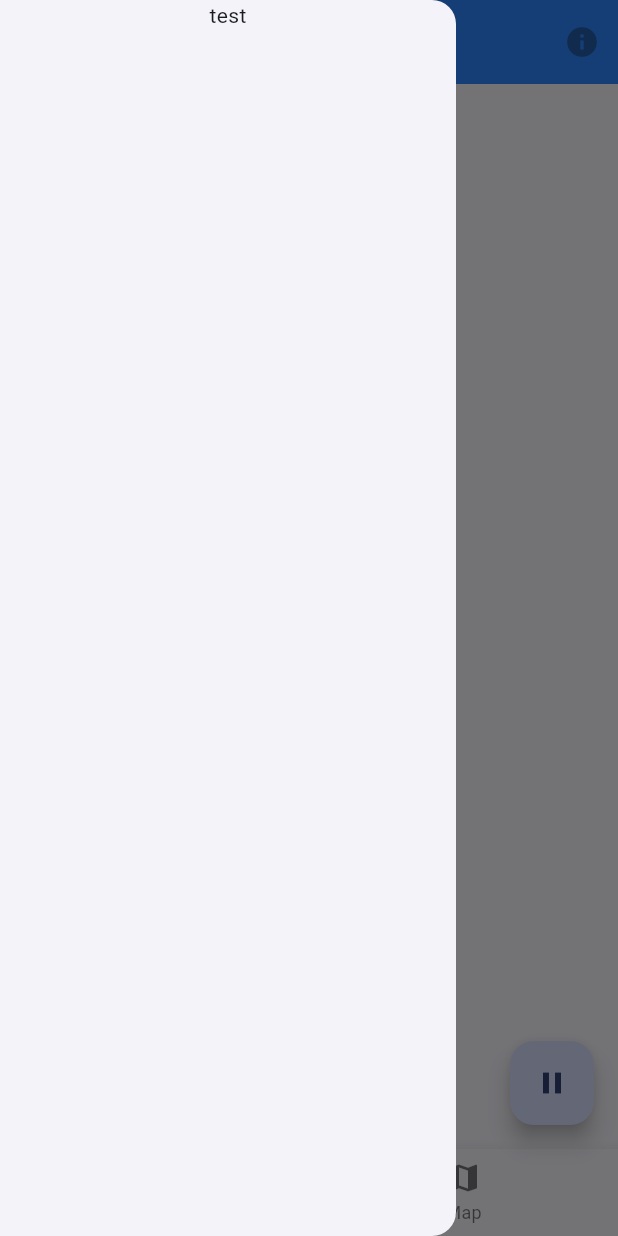
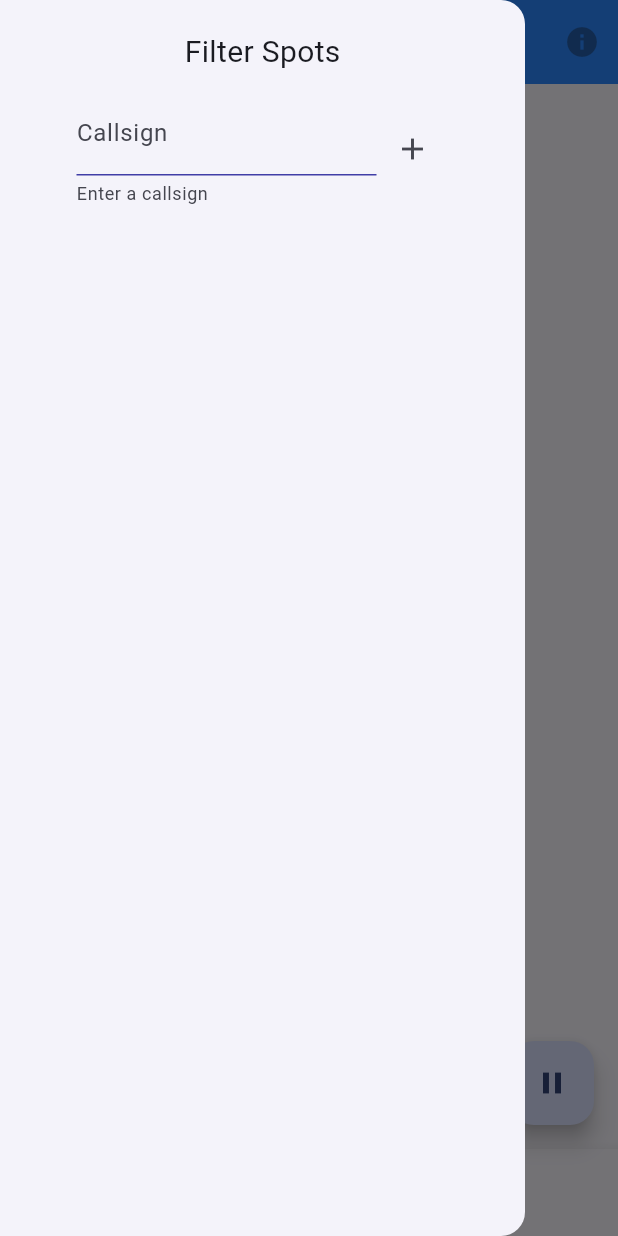
Before and after one commit to N1BRI/spotwatch, a Flutter app: the MobileView screen opened directly, after a tap on the "filter alt" icon, on a phone screen of 412 x 824 dp. Run offline on Flutter 3.47's test engine with Material 3 defaults, Android fonts, the light colour scheme and no system bars; our stand-ins replace connectivity_plus, flutter_map, geolocator, get_it, latlong2; missing offline and left inert: gridlocator, reverse_beacon.

Commit message:
started work on filters -- callsign starting to work -- bugs need to be shaken out

```diff
--- a/lib/contracts/map_service.dart
+++ b/lib/contracts/map_service.dart
@@ -10,4 +10,6 @@ abstract class MapService extends ChangeNotifier with Loadable {
   MapPosition getPosition();
   void setPosition(MapPosition position);
   double? getSpotDistanceMeters(Spot spottedCall);
+  void setShowBeacons(bool status);
+  bool getShowBeacons();
 }
--- a/lib/contracts/reverse_beacon_service.dart
+++ b/lib/contracts/reverse_beacon_service.dart
@@ -6,6 +6,7 @@ abstract class ReverseBeaconService extends ChangeNotifier {
   Spot? getSpot(int index);
   void addSpot(Spot spot);
   void removeSpot(Spot spot);
+  void flushSpots();
   void addFilter(Filter filter);
   void removeFilter(Filter filter);
   int getSpotCount();
@@ -14,6 +15,7 @@ abstract class ReverseBeaconService extends ChangeNotifier {
   void resume();
   void cancel();
   List<Spot> getSpots();
+  List<Filter> getFilters({FilterType? filterType});
   bool isLoading();
   void setLoadingState(bool isLoading);
   bool? isStreamPaused();
--- a/lib/models/filter.dart
+++ b/lib/models/filter.dart
@@ -3,6 +3,18 @@ import 'package:reverse_beacon/reverse_beacon.dart';
 class Filter {
   final bool Function(Spot) on;
   final String label;
+  final FilterType type;
 
-  Filter({required this.label, required this.on});
+  Filter({required this.label, required this.on, required this.type});
+
+  static Filter fromCallsign(String callsign) {
+    return Filter(
+        label: callsign,
+        on: (c) {
+          return c.spottedCall.toUpperCase() == callsign.toUpperCase();
+        },
+        type: FilterType.callsign);
+  }
 }
+
+enum FilterType { callsign, band, mode, geographic }
--- a/lib/services/reverse_beacon_service_impl.dart
+++ b/lib/services/reverse_beacon_service_impl.dart
@@ -10,8 +10,8 @@ class ReverseBeaconServiceImpl extends ChangeNotifier
     with Loadable
     implements ReverseBeaconService {
   final ReverseBeacon reverseBeacon;
-  final List<Spot> _spots = [];
-  final List<Filter> filters = [];
+  List<Spot> _spots = [];
+  final List<Filter> _filters = [];
   final int rollingSpotCount;
   String? _callsign;
   StreamSubscription<Spot>? _subscription;
@@ -21,14 +21,14 @@ class ReverseBeaconServiceImpl extends ChangeNotifier
 
   @override
   void addSpot(Spot spot) {
-    if (filters.isEmpty) {
+    if (_filters.isEmpty) {
       _spots.add(spot);
       notifyListeners();
       if (_spots.length == rollingSpotCount) {
         removeSpot(_spots.removeAt(0));
       }
     } else {
-      for (var filter in filters) {
+      for (var filter in _filters) {
         if (filter.on(spot) && !_spots.contains(spot)) {
           _spots.add(spot);
           notifyListeners();
@@ -48,18 +48,30 @@ class ReverseBeaconServiceImpl extends ChangeNotifier
 
   @override
   void addFilter(Filter filter) {
-    if (!filters.contains(filter)) {
-      filters.add(filter);
-      notifyListeners();
+    List<Spot> filteredSpots = [];
+    if (!_filters.contains(filter)) {
+      _filters.add(filter);
     }
+    for (var f = 0; f < _filters.length; f++) {
+      for (var s = 0; s < _spots.length; s++) {
+        if (_filters[f].on(_spots[s])) {
+          filteredSpots.add(_spots[s]);
+        }
+      }
+    }
+    _spots = filteredSpots;
+    notifyListeners();
   }
 
   @override
   void removeFilter(Filter filter) {
-    if (!filters.contains(filter)) {
-      filters.remove(filter);
-      notifyListeners();
+    if (_filters.contains(filter)) {
+      _filters.remove(filter);
     }
+    _spots.removeWhere((s) {
+      return filter.on(s);
+    });
+    notifyListeners();
   }
 
   @override
@@ -69,12 +81,13 @@ class ReverseBeaconServiceImpl extends ChangeNotifier
     try {
       await reverseBeacon.connect(callsign: this._callsign);
       _subscription = reverseBeacon.listen((spot) => addSpot(spot));
-      // filters.add(Filter(
-      //   label: callsign,
-      //   on: (p0) {
-      //     return p0.spottedCall.toUpperCase() == callsign.toUpperCase();
-      //   },
-      // ));
+      _filters.add(Filter(
+        label: callsign,
+        type: FilterType.callsign,
+        on: (p0) {
+          return p0.spottedCall.toUpperCase() == callsign.toUpperCase();
+        },
+      ));
       success = true;
     } catch (_) {}
     setLoadingState(false);
@@ -124,4 +137,17 @@ class ReverseBeaconServiceImpl extends ChangeNotifier
   String? getCallsign() {
     return _callsign;
   }
+
+  @override
+  List<Filter> getFilters({FilterType? filterType}) {
+    if (filterType != null) {
+      return _filters.where((f) => f.type == filterType).toList();
+    }
+    return _filters;
+  }
+
+  @override
+  void flushSpots() {
+    _spots = [];
+  }
 }
--- a/lib/views/mobile_view.dart
+++ b/lib/views/mobile_view.dart
@@ -1,6 +1,7 @@
 import 'package:flutter/material.dart';
 import 'package:spotwatch/contracts/reverse_beacon_service.dart';
 import 'package:spotwatch/main.dart';
+import 'package:spotwatch/views/widgets/filter_drawer.dart';
 import 'package:spotwatch/views/widgets/spot_list.dart';
 import 'package:spotwatch/views/widgets/spot_map.dart';
 
@@ -66,11 +67,7 @@ class MobileViewState extends State<MobileView> {
         selectedItemColor: const Color.fromARGB(255, 43, 135, 255),
         onTap: _onItemTapped,
       ),
-      drawer: const Drawer(
-        child: Column(
-          children: [Text('test')],
-        ),
-      ),
+      drawer: const FilterDrawer(),
     );
   }
 
--- /dev/null
+++ b/lib/views/widgets/callsign_filter_control.dart
@@ -0,0 +1,105 @@
+import 'package:flutter/material.dart';
+import 'package:reverse_beacon/reverse_beacon.dart';
+import 'package:spotwatch/contracts/reverse_beacon_service.dart';
+import 'package:spotwatch/main.dart';
+import 'package:spotwatch/models/filter.dart';
+import 'package:spotwatch/views/widgets/callsign_chip.dart';
+
+class CallsignFilterControl extends StatefulWidget {
+  const CallsignFilterControl({Key? key}) : super(key: key);
+
+  @override
+  State<CallsignFilterControl> createState() => _CallsignFilterControlState();
+}
+
+class _CallsignFilterControlState extends State<CallsignFilterControl> {
+  @override
+  Widget build(BuildContext context) {
+    final reverseBeaconService = getIt<ReverseBeaconService>();
+    final callsignTextController = TextEditingController();
+    AutovalidateMode validationMode = AutovalidateMode.disabled;
+    String? callsign = '';
+    return ListenableBuilder(
+      listenable: reverseBeaconService,
+      builder: (BuildContext context, Widget? child) {
+        return Padding(
+          padding: const EdgeInsets.fromLTRB(2, 12, 2, 2),
+          child: Column(
+            children: [
+              Padding(
+                padding: const EdgeInsets.fromLTRB(8.0, 0, 8.0, 15),
+                child: Row(
+                  mainAxisAlignment: MainAxisAlignment.center,
+                  children: [
+                    SizedBox(
+                        width: 200,
+                        child: Form(
+                          autovalidateMode: validationMode,
+                          child: TextFormField(
+                            controller: callsignTextController,
+                            validator: (value) {
+                              if (isValidCallsign(value)) {
+                                return null;
+                              } else {
+                                return 'please enter a valid callsign';
+                              }
+                            },
+                            onChanged: (value) {
+                              if (value.isNotEmpty) {
+                                validationMode =
+                                    AutovalidateMode.onUserInteraction;
+                              }
+                              callsign = value.toUpperCase().replaceAll(' ', '');
+                            },
+                            decoration: const InputDecoration(
+                                label: Text('Callsign'),
+                                helperText: 'Enter a callsign',
+                                border: UnderlineInputBorder(
+                                    borderSide: BorderSide(
+                                        color:
+                                            Color.fromARGB(255, 64, 62, 167))),
+                                enabledBorder: UnderlineInputBorder(
+                                    borderSide: BorderSide(
+                                        color:
+                                            Color.fromARGB(255, 64, 62, 167))),
+                                errorBorder: UnderlineInputBorder(
+                                    borderSide: BorderSide(color: Colors.red)),
+                                focusedBorder: UnderlineInputBorder(
+                                    borderSide:
+                                        BorderSide(color: Colors.blue))),
+                          ),
+                        )),
+                    IconButton(
+                      icon: const Icon(Icons.add),
+                      onPressed: () {
+                        if (callsign != null) {
+                          if (isValidCallsign(callsign)) {
+                            reverseBeaconService
+                                .addFilter(Filter.fromCallsign(callsign!));
+                            setState(() {
+                              callsign = '';
+                              validationMode = AutovalidateMode.disabled;
+                            });
+                          }
+                        }
+                      },
+                    )
+                  ],
+                ),
+              ),
+              Wrap(
+                children: [
+                  for (var i in reverseBeaconService.getFilters(
+                      filterType: FilterType.callsign))
+                    CallsignChip(
+                      callsignFilter: i,
+                    )
+                ],
+              )
+            ],
+          ),
+        );
+      },
+    );
+  }
+}
--- /dev/null
+++ b/lib/views/widgets/filter_drawer.dart
@@ -0,0 +1,30 @@
+import 'package:flutter/material.dart';
+import 'package:spotwatch/views/widgets/callsign_filter_control.dart';
+
+class FilterDrawer extends StatefulWidget {
+  const FilterDrawer({Key? key}) : super(key: key);
+
+  @override
+  FilterDrawerState createState() => FilterDrawerState();
+}
+
+class FilterDrawerState extends State<FilterDrawer> {
+  @override
+  Widget build(BuildContext context) {
+    return const Drawer(
+      width: 350,
+      child: Column(
+        children: [
+          Padding(
+            padding: EdgeInsets.fromLTRB(0,20,0,0),
+            child: Text(
+              "Filter Spots",
+              style: TextStyle(fontSize: 20),
+            ),
+          ),
+          CallsignFilterControl()
+        ],
+      ),
+    );
+  }
+}
--- a/lib/views/widgets/spot_list.dart
+++ b/lib/views/widgets/spot_list.dart
@@ -20,7 +20,8 @@ class _SpotListState extends State<SpotList> {
         ListenableBuilder(
           listenable: _reverseBeaconService,
           builder: (context, child) => Expanded(
-            child: ListView.builder(
+            child:
+            _reverseBeaconService.getSpotCount() == 0 ? const Text('Listening for spots...') : ListView.builder(
               scrollDirection: Axis.vertical,
               shrinkWrap: true,
               itemBuilder: (context, index) {
```
Also changed, not shown: lib/services/map_service_impl.dart (+11 -0 lines), lib/views/desktop_view.dart (+2 -6 lines), lib/views/widgets/callsign_chip.dart (added, +19 -0 lines), lib/views/widgets/spot_map.dart (+6 -7 lines).
